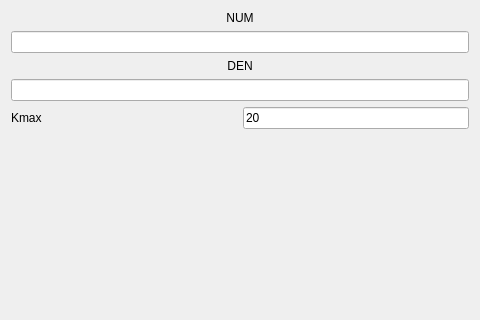
This is widget.ui in scienceasdf/easyAuto as Qt 5 draws it before an edit; both pictures show x 0 to 480 and y 0 to 320 of the 480 by 640 pixel window. The edited form follows.
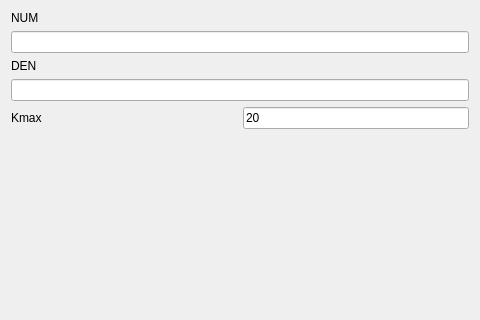
This is the edited form. Custom widgets are drawn as their Qt base class.

What changed in the file:
```diff
--- a/widget.ui
+++ b/widget.ui
@@ -47,7 +47,7 @@
       <string>&lt;html&gt;&lt;head/&gt;&lt;body&gt;&lt;p&gt;NUM&lt;/p&gt;&lt;/body&gt;&lt;/html&gt;</string>
      </property>
      <property name="alignment">
-      <set>Qt::AlignCenter</set>
+      <set>Qt::AlignLeading|Qt::AlignLeft|Qt::AlignVCenter</set>
      </property>
     </widget>
    </item>
@@ -60,7 +60,7 @@
       <string>DEN</string>
      </property>
      <property name="alignment">
-      <set>Qt::AlignCenter</set>
+      <set>Qt::AlignLeading|Qt::AlignLeft|Qt::AlignVCenter</set>
      </property>
     </widget>
    </item>
```
